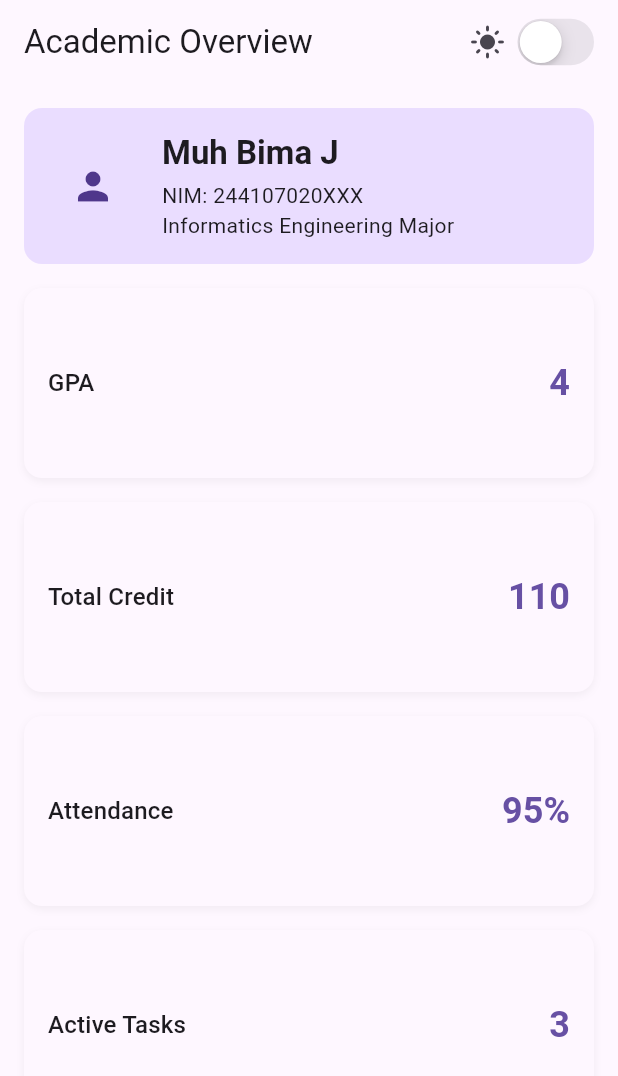
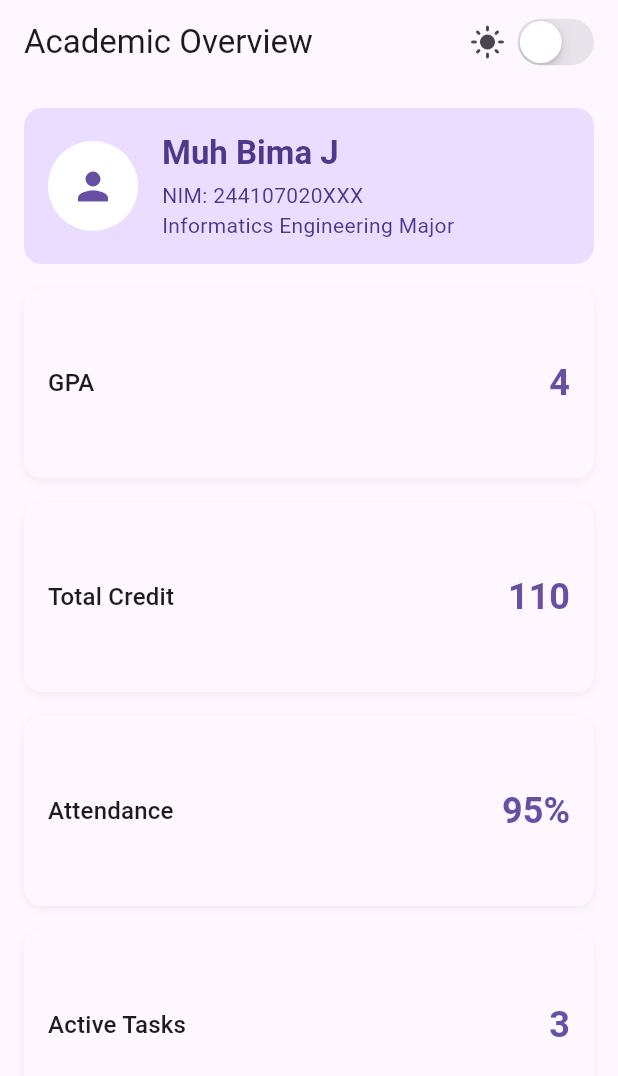
Before and after one commit to bimamj/244107020123-mobile-course, a Flutter app: the AcademicOverviewPage screen opened directly with empty values, on a phone screen of 412 x 824 dp. Shown: the top 1076 px of the screen. Run offline on Flutter 3.47's test engine with Material 3 defaults, Android fonts, the phone set to English and light mode, and no system bars.

Commit message:
refactor: refactoring challange

```diff
--- a/_02_week_2_declarative_ui_responsive_design/lib/responsive_dashboard/main.dart
+++ b/_02_week_2_declarative_ui_responsive_design/lib/responsive_dashboard/main.dart
@@ -1,5 +1,7 @@
 import 'package:flutter/material.dart';
 import 'package:flutter/cupertino.dart';
+
+const double kWideBreakpoint = 700.0;
 
 void main() => runApp(const AcademicApp());
 
@@ -17,7 +19,11 @@ class _AcademicAppState extends State<AcademicApp> {
   Widget build(BuildContext context) {
     return MaterialApp(
       debugShowCheckedModeBanner: false,
-      theme: ThemeData(useMaterial3: true, colorSchemeSeed: Colors.blue),
+      theme: ThemeData(
+        useMaterial3: true,
+        colorSchemeSeed: Colors.blue,
+        brightness: Brightness.light,
+      ),
       darkTheme: ThemeData(
         useMaterial3: true,
         brightness: Brightness.dark,
@@ -44,6 +50,8 @@ class AcademicOverviewPage extends StatelessWidget {
 
   @override
   Widget build(BuildContext context) {
+    final theme = Theme.of(context);
+
     return Scaffold(
       appBar: AppBar(
         title: const Text('Academic Overview'),
@@ -77,14 +85,19 @@ class AcademicOverviewPage extends StatelessWidget {
               margin: const EdgeInsets.all(16.0),
               padding: const EdgeInsets.all(16.0),
               decoration: BoxDecoration(
-                color: Theme.of(context).colorScheme.primaryContainer,
+                color: theme.colorScheme.primaryContainer,
                 borderRadius: BorderRadius.circular(12),
               ),
               child: Row(
                 children: [
-                  const CircleAvatar(
+                  CircleAvatar(
                     radius: 30,
-                    child: Icon(Icons.person, size: 30),
+                    backgroundColor: theme.colorScheme.onPrimary,
+                    child: Icon(
+                      Icons.person,
+                      size: 30,
+                      color: theme.colorScheme.primary,
+                    ),
                   ),
                   const SizedBox(width: 16),
                   Expanded(
@@ -93,13 +106,24 @@ class AcademicOverviewPage extends StatelessWidget {
                       children: [
                         Text(
                           'Muh Bima J',
-                          style: Theme.of(context).textTheme.titleLarge?.copyWith(
-                                fontWeight: FontWeight.bold,
-                              ),
+                          style: theme.textTheme.titleLarge?.copyWith(
+                            fontWeight: FontWeight.bold,
+                            color: theme.colorScheme.onPrimaryContainer,
+                          ),
                         ),
                         const SizedBox(height: 4),
-                        const Text('NIM: 244107020XXX'),
-                        const Text('Informatics Engineering Major'),
+                        Text(
+                          'NIM: 244107020XXX',
+                          style: theme.textTheme.bodyMedium?.copyWith(
+                            color: theme.colorScheme.onPrimaryContainer,
+                          ),
+                        ),
+                        Text(
+                          'Informatics Engineering Major',
+                          style: theme.textTheme.bodyMedium?.copyWith(
+                            color: theme.colorScheme.onPrimaryContainer,
+                          ),
+                        ),
                       ],
                     ),
                   ),
@@ -108,12 +132,12 @@ class AcademicOverviewPage extends StatelessWidget {
             ),
           ),
 
-          // GRID KARTU INFORMASI (Responsive Layout)
+          // info card grid
           Expanded(
             child: LayoutBuilder(
               builder: (context, constraints) {
-                // Breakpoint: 1 kolom jika < 600, 2 kolom jika >= 600
-                final columns = constraints.maxWidth >= 600 ? 2 : 1;
+                // Menggunakan konstanta global kWideBreakpoint
+                final columns = constraints.maxWidth >= kWideBreakpoint ? 2 : 1;
 
                 return GridView.count(
                   padding: const EdgeInsets.symmetric(horizontal: 16.0),
@@ -137,24 +161,33 @@ class AcademicOverviewPage extends StatelessWidget {
   }
 }
 
+// reusable component
 class InfoCard extends StatelessWidget {
-  const InfoCard({required this.title, required this.value, super.key});
+  const InfoCard({
+    required this.title,
+    required this.value,
+    super.key,
+  });
+
   final String title;
   final String value;
 
   @override
   Widget build(BuildContext context) {
+    final theme = Theme.of(context);
+
     return Semantics(
       label: '$title: $value',
       container: true,
       excludeSemantics: true,
       child: Container(
         decoration: BoxDecoration(
-          color: Theme.of(context).cardColor,
+          color: theme.cardColor,
           borderRadius: BorderRadius.circular(12),
           boxShadow: [
             BoxShadow(
-              color: Colors.black.withOpacity(0.05),
+              // changes the shadow color to a lighter shade for better visibility in dark mode
+              color: theme.shadowColor.withValues(alpha: 0.05),
               blurRadius: 4,
               offset: const Offset(0, 2),
             ),
@@ -167,15 +200,17 @@ class InfoCard extends StatelessWidget {
               Expanded(
                 child: Text(
                   title,
-                  style: Theme.of(context).textTheme.titleMedium,
+                  style: theme.textTheme.titleMedium?.copyWith(
+                    color: theme.colorScheme.onSurface,
+                  ),
                 ),
               ),
               Text(
                 value,
-                style: Theme.of(context).textTheme.headlineSmall?.copyWith(
-                      fontWeight: FontWeight.bold,
-                      color: Theme.of(context).colorScheme.primary,
-                    ),
+                style: theme.textTheme.headlineSmall?.copyWith(
+                  fontWeight: FontWeight.bold,
+                  color: theme.colorScheme.primary,
+                ),
               ),
             ],
           ),
```
Also changed, not shown: 3 other files.
